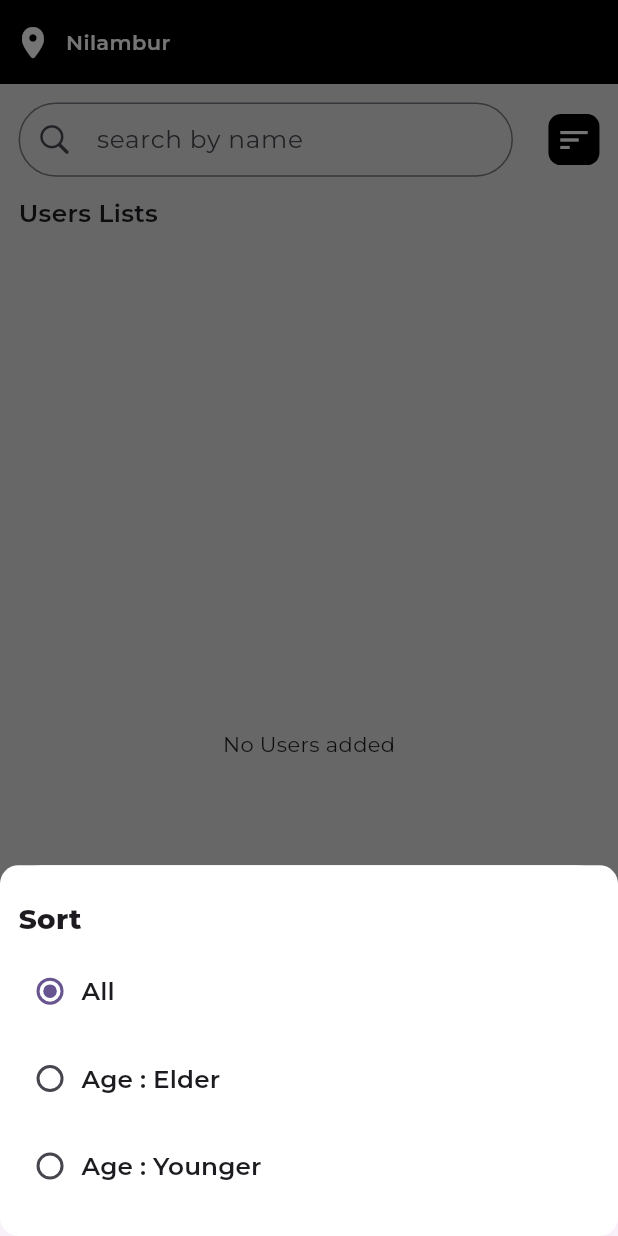
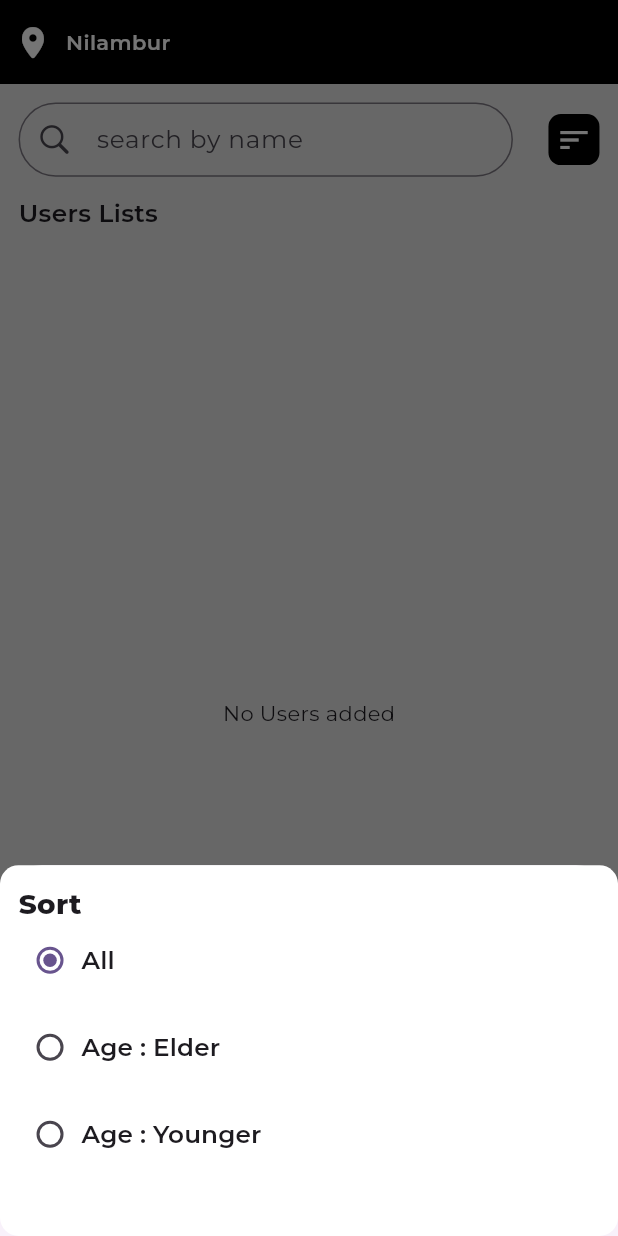
Before and after one commit to fazilnazkolambil/totalx_project, a Flutter app: the UserListPage screen opened directly, after a tap on the "sort" icon, on a phone screen of 412 x 824 dp. Run offline on Flutter 3.47's test engine with Material 3 defaults, Android fonts, the phone set to English and light mode, and no system bars; our stand-ins replace cloud_firestore, firebase_core, firebase_storage, flutter_riverpod, google_fonts, image_picker and 2 more; accounts and stored records are empty.

Commit message:
Filtering done

```diff
--- a/lib/Features/authPage/screens/otp_page.dart
+++ b/lib/Features/authPage/screens/otp_page.dart
@@ -61,7 +61,7 @@ class _OtpPageState extends State<OtpPage> {
                     fontSize: w * 0.04,
                     fontWeight: FontWeight.w600
                 )),
-                Text('Enter the verification code we just sent to your number +91*******${userNumber.substring(7,9)}',style: TextStyle(
+                Text('Enter the verification code we just sent to your number +91*******${userNumber.substring(8,10)}',style: TextStyle(
                   fontSize: w * 0.035,
                   color: ColorConst.textColor,
                   fontWeight: FontWeight.w400
--- a/lib/Features/userPage/repository/user_repository.dart
+++ b/lib/Features/userPage/repository/user_repository.dart
@@ -4,7 +4,6 @@ import 'package:totalx_project/Core/global/global_variables.dart';
 import 'package:totalx_project/Models/user_model.dart';
 
 final userRepositoryProvider = Provider((ref) => UserRepository(firestore: ref.watch(firestoreProvider)));
-
 class UserRepository{
   final FirebaseFirestore _firestore;
   UserRepository({
@@ -13,7 +12,7 @@ class UserRepository{
   CollectionReference get _users => _firestore.collection(FirebaseConstance.users);
 
   Stream <List<UserModel>> getUsers(String search){
-    return _users.where('search',arrayContains: search.isEmpty?null:search.toUpperCase())
+    return _users.where('search',arrayContains: search.isEmpty?null:search.toUpperCase()).orderBy('age')
         .snapshots().map((event) => event.docs.map((e) => UserModel.fromMap(e.data() as Map <String,dynamic>)).toList());
   }
 
--- a/lib/Features/userPage/screens/user_list_page.dart
+++ b/lib/Features/userPage/screens/user_list_page.dart
@@ -13,7 +13,8 @@ import 'package:totalx_project/Models/user_model.dart';
 
 import '../../../Core/global/global_variables.dart';
 
-final radioButtonProvider = StateProvider <String?> ((ref) => '1');
+final radioButtonProvider = StateProvider <int?> ((ref) => 0);
+
 class UserListPage extends ConsumerStatefulWidget {
   const UserListPage({super.key});
 
@@ -28,7 +29,8 @@ class _UserListPageState extends ConsumerState<UserListPage> {
 
   String userImage = '';
   var file;
-  bool loading = false;
+  List sortItems = ['All', 'Age : Elder', 'Age : Younger'];
+  List <UserModel> filteredItems = [];
 
   pickFile(ImageSource) async {
     final imageFile = await ImagePicker().pickImage(source: ImageSource);
@@ -42,18 +44,13 @@ class _UserListPageState extends ConsumerState<UserListPage> {
   }
 
   uploadFile() async {
-    setState(() {
-      loading = true;
-    });
     if (file != null) {
       var uploadTask = await FirebaseStorage.instance
           .ref('images')
           .child("${DateTime.now()}")
           .putFile(file!, SettableMetadata(contentType: 'image/jpeg'));
       userImage = await uploadTask.ref.getDownloadURL();
-      setState(() {
-        loading = false;
-      });
+      setState(() { });
     }
   }
   @override
@@ -67,6 +64,8 @@ class _UserListPageState extends ConsumerState<UserListPage> {
             isScrollControlled: true,
             context: context,
             builder: (BuildContext context) {
+              return StatefulBuilder(
+                builder: (BuildContext context, void Function(void Function()) setState) {
                   return SingleChildScrollView(
                     child: Container(
                         decoration: BoxDecoration(
@@ -89,16 +88,16 @@ class _UserListPageState extends ConsumerState<UserListPage> {
                                 color: Colors.black
                             )),
                             const SizedBox(height: 10),
-                        loading ? CircularProgressIndicator():
+                            // loading ? CircularProgressIndicator():
                             InkWell(
                                 onTap: () {
                                   pickFile(ImageSource.camera);
                                 },
-                            child: userImage.isNotEmpty?
+                                child: file != null?
                                 Center(child: CircleAvatar(
                                   backgroundColor: Colors.white,
                                   radius: w * 0.13,
-                              backgroundImage: NetworkImage(userImage),
+                                  backgroundImage: FileImage(file),
                                 )):
                                 Center(child: CircleAvatar(
                                   backgroundColor: Colors.white,
@@ -123,6 +122,7 @@ class _UserListPageState extends ConsumerState<UserListPage> {
                                     nameController.clear();
                                     ageController.clear();
                                     userImage = '';
+                                    file = null;
                                     Navigator.pop(context);
                                   },
                                   child: Container(
@@ -149,19 +149,26 @@ class _UserListPageState extends ConsumerState<UserListPage> {
                                       showErrorToast(context, 'Please enter name');
                                     } else if(ageController.text.isEmpty){
                                       showErrorToast(context, 'Please enter age');
+                                    }else if(int.parse(ageController.text) == 0){
+                                      showErrorToast(context, 'Please enter a valid age');
                                     } else {
                                       var users = await FirebaseFirestore.instance.collection(FirebaseConstance.users).get();
                                       String customId = 'User${users.docs.length}';
                                       DocumentReference reference = FirebaseFirestore.instance.collection(FirebaseConstance.users).doc(customId);
                                       UserModel data = UserModel(
-                                      name: nameController.text,
+                                          name: nameController.text.trim(),
                                           age: int.parse(ageController.text),
                                           number: userNumber,
                                           image: userImage,
                                           reference: reference,
                                           search: setSearchParam(nameController.text)
                                       );
-                                  FirebaseFirestore.instance.collection(FirebaseConstance.users).doc(customId).set(data.toMap());
+                                      ref.watch(userControllerProvider.notifier).createUser(reference: reference, data: data, context: context);
+                                      userImage = '';
+                                      file = null;
+                                      nameController.clear();
+                                      ageController.clear();
+                                      Navigator.pop(context);
                                     }
                                   },
                                   child: Container(
@@ -186,7 +193,8 @@ class _UserListPageState extends ConsumerState<UserListPage> {
                         )
                     ),
                   );
-
+                },
+              );
             },
           );
         },
@@ -224,6 +232,9 @@ class _UserListPageState extends ConsumerState<UserListPage> {
                     height: h * 0.06,
                     child: TextField(
                       controller: searchController,
+                      onChanged: (value) {
+                        setState(() { });
+                      },
                       decoration: InputDecoration(
                         contentPadding: EdgeInsets.all(w * 0.03),
                         prefixIcon: const Icon(CupertinoIcons.search),
@@ -265,39 +276,26 @@ class _UserListPageState extends ConsumerState<UserListPage> {
                                   fontWeight: FontWeight.w800,
                                   fontSize: w * 0.045
                                 )),
-                                RadioMenuButton(
-                                    value: "1",
+                                Expanded(
+                                  child: ListView.separated(
+                                      itemBuilder: (context, index) {
+                                        return RadioMenuButton(
+                                            value: index,
                                             groupValue: radio,
                                             onChanged: (value) {
-                                      ref.read(radioButtonProvider.notifier).update((state) => value);
+                                              ref.read(radioButtonProvider.notifier).update((state) => index);
+                                              print(filteredItems);
                                               Navigator.pop(context);
                                             },
-                                    child: Text("All",style: TextStyle(
+                                            child: Text(sortItems[index],style: TextStyle(
                                                 fontWeight: FontWeight.w600,
                                                 fontSize: w * 0.04
-                                    ))),
-                                RadioMenuButton(
-                                    value: "2",
-                                    groupValue: radio,
-                                    onChanged: (value) {
-                                      ref.read(radioButtonProvider.notifier).update((state) => value);
-                                      Navigator.pop(context);
+                                            )));
                                       },
-                                    child: Text("Age : Elder",style: TextStyle(
-                                        fontWeight: FontWeight.w600,
-                                        fontSize: w * 0.04
-                                    ))),
-                                RadioMenuButton(
-                                    value: "3",
-                                    groupValue: radio,
-                                    onChanged: (value) {
-                                      ref.read(radioButtonProvider.notifier).update((state) => value);
-                                      Navigator.pop(context);
-                                    },
-                                    child: Text("Age : Younger",style: TextStyle(
-                                        fontWeight: FontWeight.w600,
-                                        fontSize: w * 0.04
-                                    ))),
+                                      separatorBuilder: (context, index) => const SizedBox(height: 10),
+                                      itemCount: sortItems.length
+                                  ),
+                                )
                               ],
                             ),
                           )
@@ -320,14 +318,20 @@ class _UserListPageState extends ConsumerState<UserListPage> {
               )),
               SizedBox(height: w * 0.03),
           SizedBox(
-              height: h * 0.8,
+              height: h * 0.75,
               child:
               ref.watch(getUserStream(searchController.text.trim())).when(
                 data: (data) {
+                  filteredItems = [];
+                  radio == 1
+                      ? filteredItems.addAll(data.where((element) => element.age! >= 60))
+                      : radio == 2
+                  ? filteredItems.addAll(data.where((element) => element.age! < 60))
+                      : filteredItems.addAll(data);
                   return data.isEmpty?
                   const Center(child: Text("No Users added"))
                       : ListView.separated(
-                      itemCount: data.length,
+                      itemCount: filteredItems.length,
                       itemBuilder: (context, index) {
                         return Container(
                           height: h * 0.1,
@@ -343,23 +347,25 @@ class _UserListPageState extends ConsumerState<UserListPage> {
                                 )
                               ]
                           ),
+                          child: SingleChildScrollView(
+                            scrollDirection: Axis.horizontal,
                             child: Row(
                               children: [
                                 CircleAvatar(
                                   radius: w * 0.1,
-                                backgroundImage: NetworkImage(data[index].image.toString()),
+                                  backgroundImage: NetworkImage(filteredItems[index].image.toString()),
                                 ),
                                 SizedBox(width: w * 0.03),
                                 Column(
                                   crossAxisAlignment: CrossAxisAlignment.start,
                                   mainAxisAlignment: MainAxisAlignment.spaceEvenly,
                                   children: [
-                                  Text(data[index].name.toString(),style: TextStyle(
+                                    Text(filteredItems[index].name.toString().trim(),style: TextStyle(
                                         fontWeight: FontWeight.w600,
                                         fontSize: w * 0.035,
                                         color: Colors.black
                                     )),
-                                  Text('Age : ${data[index].age}',style: TextStyle(
+                                    Text('Age : ${filteredItems[index].age}',style: TextStyle(
                                         fontWeight: FontWeight.w600,
                                         fontSize: w * 0.03,
                                         color: Colors.black
@@ -367,6 +373,7 @@ class _UserListPageState extends ConsumerState<UserListPage> {
                                   ],
                                 )
                               ],
+                            ),
                           ),
                         );
                       },
```
Also changed, not shown: lib/Features/userPage/controller/user_controller.dart (+7 -5 lines). Lines whose indentation alone changed are shown as unchanged.
